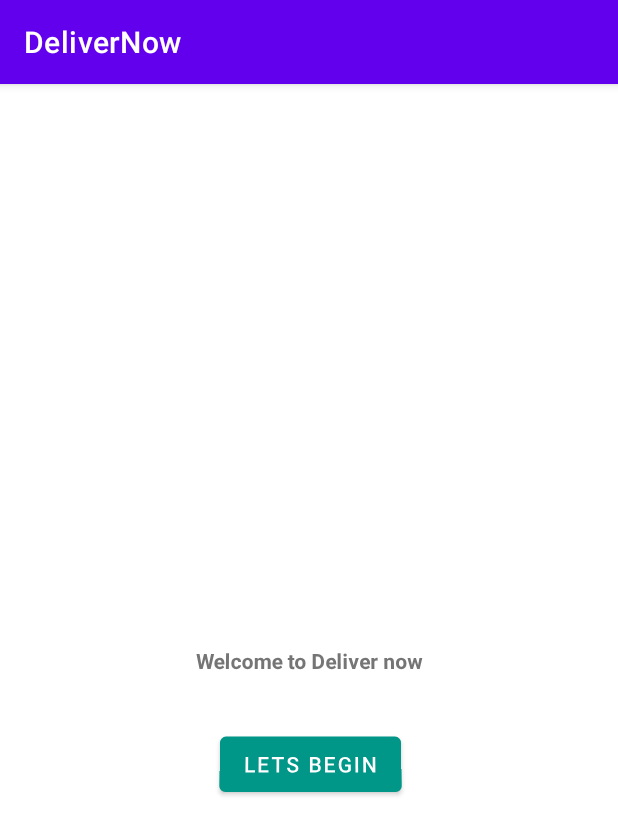
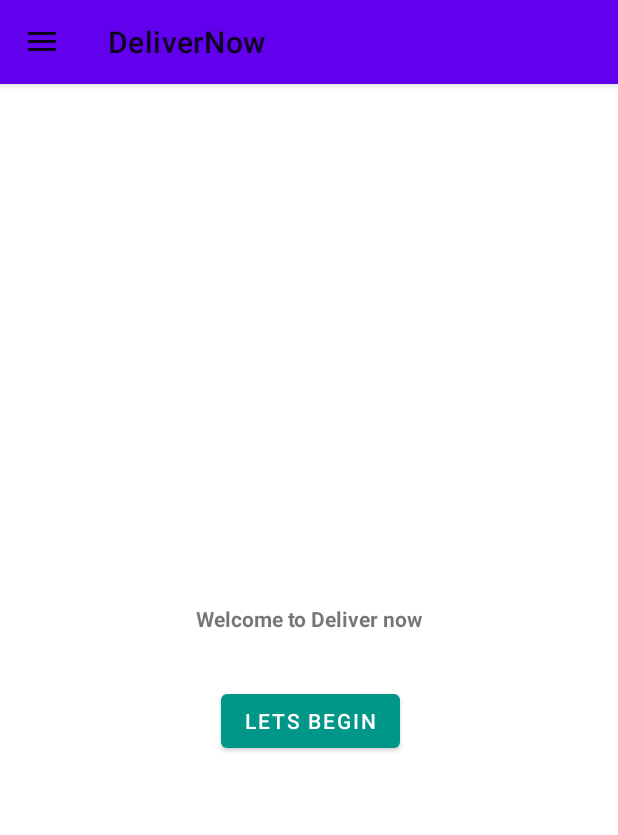
Before and after one commit to lanten111/androidProject, an Android app: the screen it shows after launch (MainActivity), on a phone screen of 412 x 824 dp. Shown: the top 835 px of the screen. Run offline under Robolectric (Android 15) with nearby library versions, the phone set to English and light mode, and no system bars; our stand-ins replace Firebase (no records; nobody signed in at launch, a user with empty details on screens opened directly).

Commit message:
added navBar

```diff
--- /dev/null
+++ b/app/src/main/java/co/za/delivernow/DrawerActivity.java
@@ -0,0 +1,56 @@
+package co.za.delivernow;
+
+import androidx.annotation.LayoutRes;
+import androidx.appcompat.app.ActionBarDrawerToggle;
+import androidx.appcompat.app.AppCompatActivity;
+import androidx.appcompat.widget.Toolbar;
+import androidx.core.view.GravityCompat;
+import androidx.drawerlayout.widget.DrawerLayout;
+
+import android.content.Intent;
+import android.os.Bundle;
+import android.view.Menu;
+import android.view.MenuItem;
+import android.view.View;
+import android.widget.AdapterView;
+import android.widget.ArrayAdapter;
+import android.widget.FrameLayout;
+import android.widget.ListView;
+import android.widget.Toast;
+
+import com.google.android.material.navigation.NavigationView;
+
+public class DrawerActivity extends AppCompatActivity {
+
+    protected NavigationView navigationView;
+    protected ActionBarDrawerToggle drawerToggle;
+    protected FrameLayout frameLayout;
+    private DrawerLayout mDrawerLayout;
+
+    @Override
+    protected void onCreate(Bundle savedInstanceState) {
+        super.onCreate(savedInstanceState);
+        setContentView(R.layout.activity_drawer);
+
+        frameLayout = (FrameLayout)findViewById(R.id.frame);
+        mDrawerLayout = (DrawerLayout) findViewById(R.id.drawer_layout);
+        Toolbar toolbar = (Toolbar) findViewById(R.id.toolbar);
+        setSupportActionBar(toolbar);
+
+        navigationView = (NavigationView) findViewById(R.id.nav_view);
+        drawerToggle = new ActionBarDrawerToggle(this, mDrawerLayout, toolbar, R.string.navigation_drawer_open, R.string.navigation_drawer_close);
+        mDrawerLayout.addDrawerListener(drawerToggle);
+        drawerToggle.syncState();
+
+    }
+
+    @Override
+    public boolean onOptionsItemSelected(MenuItem item) {
+
+        if (drawerToggle.onOptionsItemSelected(item)) {
+            return true;
+        }
+        return super.onOptionsItemSelected(item);
+
+    }
+}
--- a/app/src/main/java/co/za/delivernow/MainActivity.java
+++ b/app/src/main/java/co/za/delivernow/MainActivity.java
@@ -1,6 +1,6 @@
 package co.za.delivernow;
 
-import androidx.appcompat.app.AppCompatActivity;
+import androidx.drawerlayout.widget.DrawerLayout;
 
 import android.content.Intent;
 import android.os.Bundle;
@@ -10,23 +10,22 @@ import android.widget.Button;
 import com.google.firebase.auth.FirebaseAuth;
 import com.google.firebase.auth.FirebaseUser;
 
-public class MainActivity extends AppCompatActivity {
+public class MainActivity extends DrawerActivity{
 
-    private FirebaseAuth firebaseAuth;
-    Button firstButtonSignin;
+    Button firstButtonSignIn;
 
     @Override
     protected void onCreate(Bundle savedInstanceState) {
         super.onCreate(savedInstanceState);
-        setContentView(R.layout.activity_main);
+        getLayoutInflater().inflate(R.layout.activity_main, frameLayout);
 
-        firebaseAuth = FirebaseAuth.getInstance();
+
+        FirebaseAuth firebaseAuth = FirebaseAuth.getInstance();
         FirebaseUser firebaseUser = firebaseAuth.getCurrentUser();
 
+        firstButtonSignIn = (Button)findViewById(R.id.button);
 
-        firstButtonSignin = (Button)findViewById(R.id.button);
-
-        firstButtonSignin.setOnClickListener(new View.OnClickListener() {
+        firstButtonSignIn.setOnClickListener(new View.OnClickListener() {
             @Override
             public void onClick(View view) {
                 Intent intent;
--- a/app/src/main/java/co/za/delivernow/MapActivity.java
+++ b/app/src/main/java/co/za/delivernow/MapActivity.java
@@ -47,6 +47,7 @@ public class MapActivity extends AppCompatActivity implements
     protected void onCreate(Bundle savedInstanceState) {
         super.onCreate(savedInstanceState);
         setContentView(R.layout.activity_map);
+//        getLayoutInflater().inflate(R.layout.activity_map, frameLayout);
 
         locationManager = (LocationManager) getSystemService(Context.LOCATION_SERVICE);
         Button useLocationButton = findViewById(R.id.useLocation);
--- a/app/src/main/java/co/za/delivernow/MenuActivity.java
+++ b/app/src/main/java/co/za/delivernow/MenuActivity.java
@@ -4,11 +4,11 @@ import androidx.appcompat.app.AppCompatActivity;
 
 import android.os.Bundle;
 
-public class MenuActivity extends AppCompatActivity {
+public class MenuActivity extends DrawerActivity {
 
     @Override
     protected void onCreate(Bundle savedInstanceState) {
         super.onCreate(savedInstanceState);
-        setContentView(R.layout.activity_menu);
+        getLayoutInflater().inflate(R.layout.activity_menu, frameLayout);
     }
 }
--- /dev/null
+++ b/app/src/main/res/layout/activity_drawer.xml
@@ -0,0 +1,40 @@
+<?xml version="1.0" encoding="utf-8"?>
+<androidx.drawerlayout.widget.DrawerLayout
+    xmlns:android="http://schemas.android.com/apk/res/android"
+    xmlns:app="http://schemas.android.com/apk/res-auto"
+    xmlns:tools="http://schemas.android.com/tools"
+    android:layout_width="match_parent"
+    android:layout_height="match_parent"
+    tools:context=".DrawerActivity"
+    android:id="@+id/drawer_layout">
+
+    <LinearLayout
+        android:layout_width="match_parent"
+        android:layout_height="match_parent"
+        android:orientation="horizontal">
+        <com.google.android.material.appbar.AppBarLayout
+            android:layout_width="match_parent"
+            android:layout_height="wrap_content">
+            <androidx.appcompat.widget.Toolbar
+                android:id="@+id/toolbar"
+                android:layout_width="match_parent"
+                android:layout_height="?attr/actionBarSize"
+                app:theme="@style/ThemeOverlay.AppCompat.ActionBar"
+                android:background="?attr/colorPrimary"/>
+        </com.google.android.material.appbar.AppBarLayout>
+    </LinearLayout>
+
+    <FrameLayout
+            android:id="@+id/frame"
+            android:layout_width="match_parent"
+            android:layout_height="match_parent"/>
+
+
+    <com.google.android.material.navigation.NavigationView
+        android:id="@+id/nav_view"
+        android:layout_width="wrap_content"
+        android:layout_height="match_parent"
+        android:layout_gravity="start"
+        app:menu="@menu/nav_menu" />
+
+</androidx.drawerlayout.widget.DrawerLayout>
--- a/app/src/main/res/layout/activity_main.xml
+++ b/app/src/main/res/layout/activity_main.xml
@@ -4,12 +4,10 @@
     xmlns:tools="http://schemas.android.com/tools"
     android:layout_width="match_parent"
     android:layout_height="match_parent"
-    android:rotationX="5"
-    android:visibility="visible"
-    tools:context=".MainActivity"
-    tools:visibility="visible">
+    tools:context=".MainActivity">
 
     <TextView
+        android:id="@+id/textView"
         android:layout_width="wrap_content"
         android:layout_height="wrap_content"
         android:text="@string/welcome"
@@ -36,18 +34,4 @@
         app:layout_constraintStart_toStartOf="parent"
         app:layout_constraintTop_toTopOf="parent" />
 
-    <androidx.constraintlayout.widget.Guideline
-        android:id="@+id/guideline2"
-        android:layout_width="wrap_content"
-        android:layout_height="wrap_content"
-        android:orientation="vertical"
-        app:layout_constraintGuide_begin="20dp" />
-
-    <androidx.constraintlayout.widget.Guideline
-        android:id="@+id/guideline3"
-        android:layout_width="wrap_content"
-        android:layout_height="wrap_content"
-        android:orientation="horizontal"
-        app:layout_constraintGuide_begin="20dp" />
-
 </androidx.constraintlayout.widget.ConstraintLayout>
--- /dev/null
+++ b/app/src/main/res/menu/nav_menu.xml
@@ -0,0 +1,14 @@
+<?xml version="1.0" encoding="utf-8"?>
+<menu xmlns:android="http://schemas.android.com/apk/res/android">
+    <item
+        android:id="@+id/nav_account"
+        android:title="My Account" />
+
+    <item
+        android:id="@+id/nav_settings"
+        android:title="Settings" />
+
+    <item
+        android:id="@+id/nav_logout"
+        android:title="Logout" />
+</menu>
--- a/app/src/main/res/values/colors.xml
+++ b/app/src/main/res/values/colors.xml
@@ -7,4 +7,9 @@
     <color name="teal_700">#FF018786</color>
     <color name="black">#FF000000</color>
     <color name="white">#FFFFFFFF</color>
+    <color name="light_blue_600">#FF039BE5</color>
+    <color name="light_blue_900">#FF01579B</color>
+    <color name="light_blue_A200">#FF40C4FF</color>
+    <color name="light_blue_A400">#FF00B0FF</color>
+    <color name="black_overlay">#66000000</color>
 </resources>
--- a/app/src/main/res/values/dimens.xml
+++ b/app/src/main/res/values/dimens.xml
@@ -1,3 +1,8 @@
 <resources>
+    <dimen name="activity_horizontal_margin">16dp</dimen>
+    <dimen name="activity_vertical_margin">16dp</dimen>
+    <dimen name="nav_header_vertical_spacing">8dp</dimen>
+    <dimen name="nav_header_height">176dp</dimen>
     <dimen name="fab_margin">16dp</dimen>
+    <dimen name="text_size">20dp</dimen>
 </resources>
--- a/app/src/main/res/values/themes.xml
+++ b/app/src/main/res/values/themes.xml
@@ -20,6 +20,5 @@
     </style>
 
     <style name="Theme.DeliverNow.AppBarOverlay" parent="ThemeOverlay.AppCompat.Dark.ActionBar" />
-
-    <style name="Theme.DeliverNow.PopupOverlay" parent="ThemeOverlay.AppCompat.Light" />
+    <style name="Theme.DeliverNow.PopupOverlay" parent="Theme.AppCompat.Light.NoActionBar" />
 </resources>
--- a/build.gradle
+++ b/build.gradle
@@ -5,7 +5,7 @@ buildscript {
         mavenCentral()
     }
     dependencies {
-        classpath "com.android.tools.build:gradle:4.2.2"
+        classpath 'com.android.tools.build:gradle:7.0.0'
         classpath 'com.google.gms:google-services:4.3.8'
 //        classpath 'com.google.gms:google-services:4.3.3'
 
```
Also changed, not shown: app/build.gradle (+2 -7 lines), app/src/main/AndroidManifest.xml (+15 -6 lines), app/src/main/res/drawable-v21/ic_menu_camera.xml (added, +12 -0 lines), app/src/main/res/drawable-v21/ic_menu_gallery.xml (added, +9 -0 lines), app/src/main/res/drawable-v21/ic_menu_slideshow.xml (added, +9 -0 lines), app/src/main/res/drawable/side_nav_bar.xml (added, +9 -0 lines), app/src/main/res/values/strings.xml (+18 -1 lines), gradle/wrapper/gradle-wrapper.properties.
